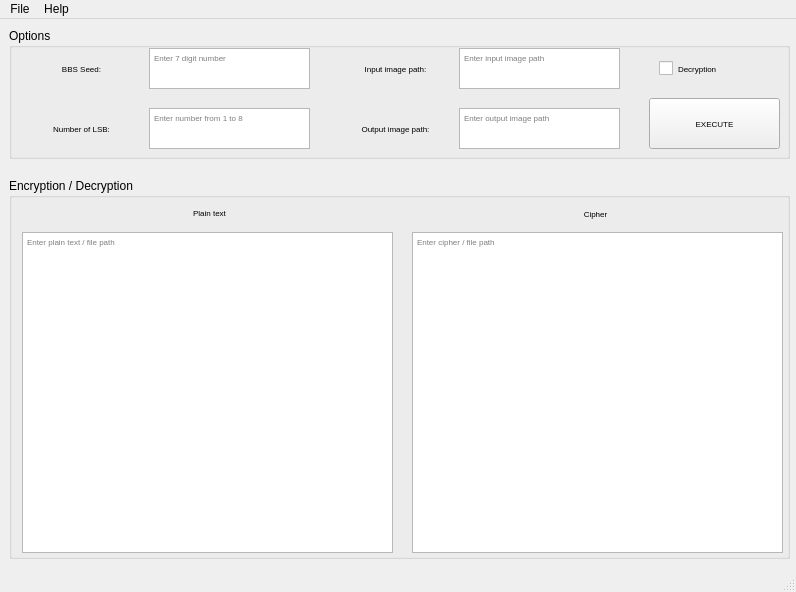
Qt form windows/mainWindow.ui (a-pralat/Steganography) before a commit.
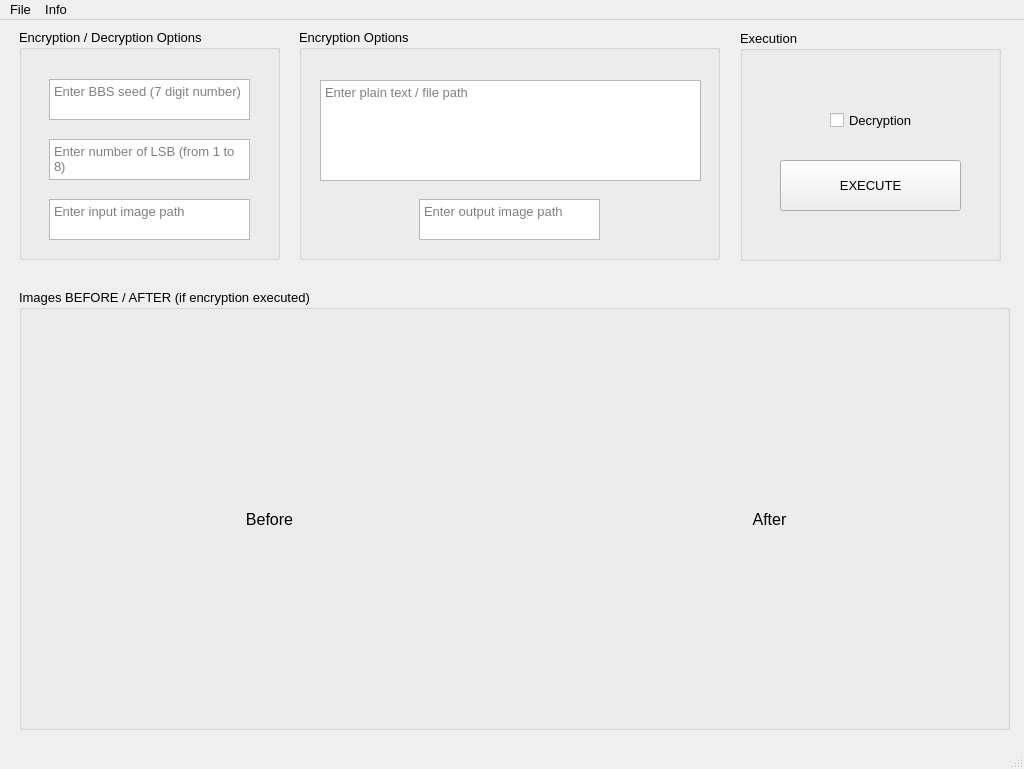
The same form after that commit.

```diff
--- a/windows/mainWindow.ui
+++ b/windows/mainWindow.ui
@@ -6,10 +6,15 @@
    <rect>
     <x>0</x>
     <y>0</y>
-    <width>796</width>
-    <height>592</height>
+    <width>1024</width>
+    <height>769</height>
    </rect>
   </property>
+  <property name="font">
+   <font>
+    <pointsize>10</pointsize>
+   </font>
+  </property>
   <property name="windowTitle">
    <string>MainWindow</string>
   </property>
@@ -17,279 +22,103 @@
    <widget class="QGroupBox" name="groupboxOptions">
     <property name="geometry">
      <rect>
-      <x>9</x>
+      <x>19</x>
       <y>9</y>
-      <width>781</width>
-      <height>131</height>
+      <width>261</width>
+      <height>231</height>
      </rect>
     </property>
+    <property name="font">
+     <font>
+      <pointsize>10</pointsize>
+     </font>
+    </property>
     <property name="title">
-     <string>Options</string>
+     <string>Encryption / Decryption Options</string>
     </property>
-    <widget class="QLabel" name="labelSeed">
-     <property name="geometry">
-      <rect>
-       <x>17</x>
-       <y>20</y>
-       <width>111</width>
-       <height>41</height>
-      </rect>
-     </property>
-     <property name="font">
-      <font>
-       <pointsize>6</pointsize>
-      </font>
-     </property>
-     <property name="text">
-      <string>BBS Seed:</string>
-     </property>
-     <property name="alignment">
-      <set>Qt::AlignCenter</set>
-     </property>
-    </widget>
     <widget class="QPlainTextEdit" name="textSeed">
      <property name="geometry">
       <rect>
-       <x>140</x>
-       <y>20</y>
-       <width>161</width>
+       <x>30</x>
+       <y>50</y>
+       <width>201</width>
        <height>41</height>
       </rect>
      </property>
      <property name="font">
       <font>
-       <pointsize>6</pointsize>
+       <pointsize>10</pointsize>
       </font>
      </property>
      <property name="placeholderText">
-      <string>Enter 7 digit number</string>
+      <string>Enter BBS seed (7 digit number)</string>
      </property>
     </widget>
     <widget class="QPlainTextEdit" name="textLSBNumber">
      <property name="geometry">
       <rect>
-       <x>140</x>
-       <y>80</y>
-       <width>161</width>
+       <x>30</x>
+       <y>110</y>
+       <width>201</width>
        <height>41</height>
       </rect>
      </property>
      <property name="font">
       <font>
-       <pointsize>6</pointsize>
+       <pointsize>10</pointsize>
       </font>
      </property>
      <property name="placeholderText">
-      <string>Enter number from 1 to 8</string>
-     </property>
-    </widget>
-    <widget class="QCheckBox" name="checkboxMode">
-     <property name="geometry">
-      <rect>
-       <x>650</x>
-       <y>20</y>
-       <width>111</width>
-       <height>41</height>
-      </rect>
-     </property>
-     <property name="font">
-      <font>
-       <pointsize>6</pointsize>
-      </font>
-     </property>
-     <property name="layoutDirection">
-      <enum>Qt::LeftToRight</enum>
-     </property>
-     <property name="text">
-      <string>Decryption</string>
-     </property>
-    </widget>
-    <widget class="QPushButton" name="buttonExecute">
-     <property name="geometry">
-      <rect>
-       <x>640</x>
-       <y>70</y>
-       <width>131</width>
-       <height>51</height>
-      </rect>
-     </property>
-     <property name="font">
-      <font>
-       <pointsize>6</pointsize>
-      </font>
-     </property>
-     <property name="text">
-      <string>EXECUTE</string>
-     </property>
-    </widget>
-    <widget class="QLabel" name="labelLSBNumber">
-     <property name="geometry">
-      <rect>
-       <x>17</x>
-       <y>80</y>
-       <width>111</width>
-       <height>41</height>
-      </rect>
-     </property>
-     <property name="font">
-      <font>
-       <pointsize>6</pointsize>
-       <weight>50</weight>
-       <bold>false</bold>
-      </font>
-     </property>
-     <property name="text">
-      <string>Number of LSB:</string>
-     </property>
-     <property name="alignment">
-      <set>Qt::AlignCenter</set>
-     </property>
-    </widget>
-    <widget class="QLabel" name="labelInputImage">
-     <property name="geometry">
-      <rect>
-       <x>326</x>
-       <y>20</y>
-       <width>121</width>
-       <height>41</height>
-      </rect>
-     </property>
-     <property name="font">
-      <font>
-       <pointsize>6</pointsize>
-      </font>
-     </property>
-     <property name="text">
-      <string>Input image path:</string>
-     </property>
-     <property name="alignment">
-      <set>Qt::AlignCenter</set>
-     </property>
-    </widget>
-    <widget class="QLabel" name="labelOutputImage">
-     <property name="geometry">
-      <rect>
-       <x>326</x>
-       <y>80</y>
-       <width>121</width>
-       <height>41</height>
-      </rect>
-     </property>
-     <property name="font">
-      <font>
-       <pointsize>6</pointsize>
-      </font>
-     </property>
-     <property name="text">
-      <string>Output image path:</string>
-     </property>
-     <property name="alignment">
-      <set>Qt::AlignCenter</set>
+      <string>Enter number of LSB (from 1 to 8)</string>
      </property>
     </widget>
     <widget class="QPlainTextEdit" name="textInputImage">
      <property name="geometry">
       <rect>
-       <x>450</x>
-       <y>20</y>
-       <width>161</width>
+       <x>30</x>
+       <y>170</y>
+       <width>201</width>
        <height>41</height>
       </rect>
      </property>
      <property name="font">
       <font>
-       <pointsize>6</pointsize>
+       <pointsize>10</pointsize>
       </font>
      </property>
      <property name="placeholderText">
       <string>Enter input image path</string>
      </property>
     </widget>
-    <widget class="QPlainTextEdit" name="textOutputImage">
-     <property name="geometry">
-      <rect>
-       <x>450</x>
-       <y>80</y>
-       <width>161</width>
-       <height>41</height>
-      </rect>
-     </property>
-     <property name="font">
-      <font>
-       <pointsize>6</pointsize>
-      </font>
-     </property>
-     <property name="placeholderText">
-      <string>Enter output image path</string>
-     </property>
-    </widget>
    </widget>
    <widget class="QGroupBox" name="groupboxText">
     <property name="geometry">
      <rect>
-      <x>9</x>
-      <y>159</y>
-      <width>781</width>
-      <height>381</height>
+      <x>19</x>
+      <y>269</y>
+      <width>991</width>
+      <height>441</height>
      </rect>
     </property>
     <property name="title">
-     <string>Encryption / Decryption</string>
+     <string>Images BEFORE / AFTER (if encryption executed)</string>
     </property>
-    <widget class="QPlainTextEdit" name="textPlainText">
-     <property name="geometry">
-      <rect>
-       <x>13</x>
-       <y>54</y>
-       <width>371</width>
-       <height>321</height>
-      </rect>
-     </property>
-     <property name="font">
-      <font>
-       <pointsize>6</pointsize>
-      </font>
-     </property>
-     <property name="placeholderText">
-      <string>Enter plain text / file path</string>
-     </property>
-    </widget>
-    <widget class="QPlainTextEdit" name="textCipher">
-     <property name="geometry">
-      <rect>
-       <x>403</x>
-       <y>54</y>
-       <width>371</width>
-       <height>321</height>
-      </rect>
-     </property>
-     <property name="font">
-      <font>
-       <pointsize>6</pointsize>
-      </font>
-     </property>
-     <property name="placeholderText">
-      <string>Enter cipher / file path</string>
-     </property>
-    </widget>
-    <widget class="QLabel" name="labelPlainText">
+    <widget class="QLabel" name="imageBefore">
      <property name="geometry">
       <rect>
        <x>20</x>
-       <y>19</y>
-       <width>361</width>
-       <height>31</height>
+       <y>30</y>
+       <width>461</width>
+       <height>401</height>
       </rect>
      </property>
      <property name="font">
       <font>
-       <pointsize>6</pointsize>
-       <weight>50</weight>
-       <bold>false</bold>
+       <pointsize>12</pointsize>
       </font>
      </property>
      <property name="text">
-      <string>Plain text</string>
+      <string>Before</string>
      </property>
      <property name="alignment">
       <set>Qt::AlignCenter</set>
@@ -298,35 +127,134 @@
     <widget class="QLabel" name="labelCipher">
      <property name="geometry">
       <rect>
-       <x>406</x>
-       <y>20</y>
-       <width>361</width>
-       <height>31</height>
+       <x>520</x>
+       <y>30</y>
+       <width>461</width>
+       <height>401</height>
       </rect>
      </property>
      <property name="font">
       <font>
-       <pointsize>6</pointsize>
-       <weight>50</weight>
-       <bold>false</bold>
+       <pointsize>12</pointsize>
       </font>
      </property>
      <property name="text">
-      <string>Cipher</string>
+      <string>After</string>
      </property>
      <property name="alignment">
       <set>Qt::AlignCenter</set>
      </property>
     </widget>
    </widget>
+   <widget class="QGroupBox" name="groupBox">
+    <property name="geometry">
+     <rect>
+      <x>299</x>
+      <y>9</y>
+      <width>421</width>
+      <height>231</height>
+     </rect>
+    </property>
+    <property name="title">
+     <string>Encryption Options</string>
+    </property>
+    <widget class="QPlainTextEdit" name="textOutputImage">
+     <property name="geometry">
+      <rect>
+       <x>120</x>
+       <y>170</y>
+       <width>181</width>
+       <height>41</height>
+      </rect>
+     </property>
+     <property name="font">
+      <font>
+       <pointsize>10</pointsize>
+      </font>
+     </property>
+     <property name="placeholderText">
+      <string>Enter output image path</string>
+     </property>
+    </widget>
+   </widget>
+   <widget class="QPlainTextEdit" name="textPlainText">
+    <property name="geometry">
+     <rect>
+      <x>320</x>
+      <y>60</y>
+      <width>381</width>
+      <height>101</height>
+     </rect>
+    </property>
+    <property name="font">
+     <font>
+      <pointsize>10</pointsize>
+     </font>
+    </property>
+    <property name="placeholderText">
+     <string>Enter plain text / file path</string>
+    </property>
+   </widget>
+   <widget class="QGroupBox" name="groupBox_2">
+    <property name="geometry">
+     <rect>
+      <x>740</x>
+      <y>10</y>
+      <width>261</width>
+      <height>231</height>
+     </rect>
+    </property>
+    <property name="title">
+     <string>Execution</string>
+    </property>
+    <widget class="QPushButton" name="buttonExecute">
+     <property name="geometry">
+      <rect>
+       <x>40</x>
+       <y>130</y>
+       <width>181</width>
+       <height>51</height>
+      </rect>
+     </property>
+     <property name="font">
+      <font>
+       <pointsize>10</pointsize>
+      </font>
+     </property>
+     <property name="text">
+      <string>EXECUTE</string>
+     </property>
+    </widget>
+    <widget class="QCheckBox" name="checkboxMode">
+     <property name="geometry">
+      <rect>
+       <x>90</x>
+       <y>70</y>
+       <width>121</width>
+       <height>41</height>
+      </rect>
+     </property>
+     <property name="font">
+      <font>
+       <pointsize>10</pointsize>
+      </font>
+     </property>
+     <property name="layoutDirection">
+      <enum>Qt::LeftToRight</enum>
+     </property>
+     <property name="text">
+      <string>Decryption</string>
+     </property>
+    </widget>
+   </widget>
   </widget>
   <widget class="QMenuBar" name="menubar">
    <property name="geometry">
     <rect>
      <x>0</x>
      <y>0</y>
-     <width>796</width>
-     <height>22</height>
+     <width>1024</width>
+     <height>23</height>
     </rect>
    </property>
    <widget class="QMenu" name="menuFile">
@@ -339,7 +267,7 @@
    </widget>
    <widget class="QMenu" name="menuHelp">
     <property name="title">
-     <string>Help</string>
+     <string>Info</string>
     </property>
     <addaction name="actionHelp"/>
     <addaction name="actionInfo"/>
```
Left out of the diff: 12 changed lines with no effect on the pictures.
